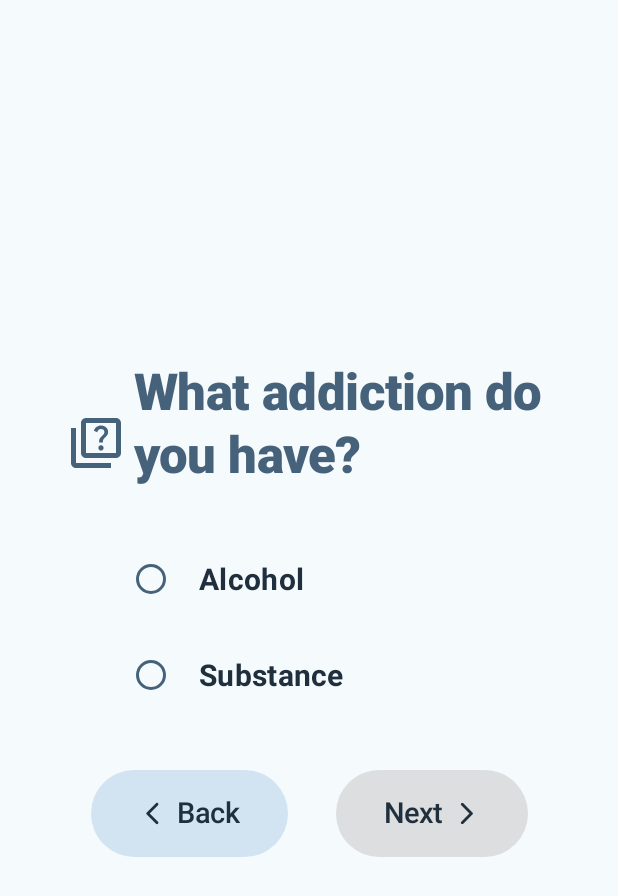
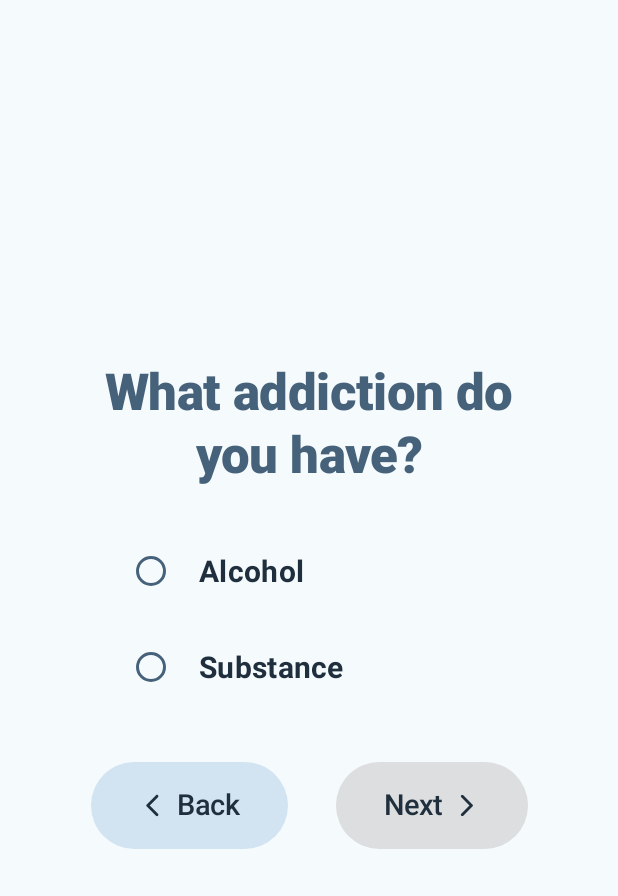
Before and after one commit to alcompilor/aidify, an Android app built with Jetpack Compose: the AddictionChoiceScreen screen opened through its navigation route, on a phone screen of 412 x 824 dp. Shown: the top 896 px of the screen. Run offline under Robolectric (Android 15) with nearby library versions, the phone set to English and light mode, and no system bars.

Commit message:
replaced ScreenTitle with regular Text composable

```diff
--- a/app/src/main/java/com/example/aidify/screens/AddictionChoiceScreen.kt
+++ b/app/src/main/java/com/example/aidify/screens/AddictionChoiceScreen.kt
@@ -3,7 +3,6 @@ package com.example.aidify.screens
 import androidx.compose.foundation.layout.*
 import androidx.compose.material.icons.Icons
 import androidx.compose.material.icons.automirrored.rounded.ArrowForwardIos
-import androidx.compose.material.icons.outlined.Quiz
 import androidx.compose.material3.RadioButton
 import androidx.compose.material3.RadioButtonDefaults
 import androidx.compose.material3.Text
@@ -12,6 +11,7 @@ import androidx.compose.ui.Alignment
 import androidx.compose.ui.Modifier
 import androidx.compose.ui.res.stringResource
 import androidx.compose.ui.text.font.FontWeight
+import androidx.compose.ui.text.style.TextAlign
 import androidx.compose.ui.unit.dp
 import androidx.compose.ui.unit.sp
 import androidx.navigation.NavController
@@ -20,7 +20,6 @@ import com.example.aidify.models.MisuseType
 import com.example.aidify.models.Route
 import com.example.aidify.ui.components.NextScreenBtn
 import com.example.aidify.ui.components.PrevScreenBtn
-import com.example.aidify.ui.components.ScreenTitle
 import com.example.aidify.ui.theme.aidifyTheme
 import com.example.aidify.viewmodels.AddictionChoiceViewModel
 
@@ -38,11 +37,14 @@ fun AddictionChoiceScreen(
         verticalArrangement = Arrangement.Center,
         horizontalAlignment = Alignment.CenterHorizontally
     ) {
-        ScreenTitle(
-            title = stringResource(id = R.string.addiction_choice_title),
-            icon = Icons.Outlined.Quiz,
+        Text(
+            text = stringResource(id = R.string.addiction_choice_title),
+            style = aidifyTheme.typography.headline,
+            color = aidifyTheme.colors.secondaryText,
+            textAlign = TextAlign.Center,
             modifier = Modifier.padding(bottom = 25.dp)
         )
+
 
         Column(
             modifier = Modifier.fillMaxWidth(0.8f),
```
